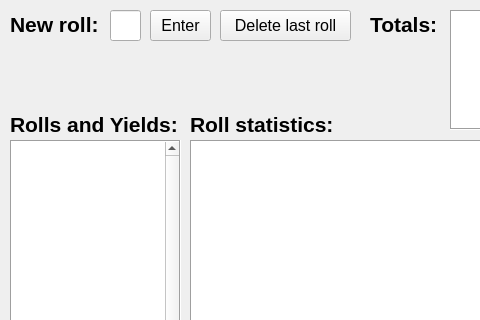
This is ui/mainwindow.ui in dr-asbestos/catan-dice-tracker as Qt 5 draws it before an edit; both pictures show x 0 to 480 and y 0 to 320 of the 1205 by 505 pixel window. The edited form follows.
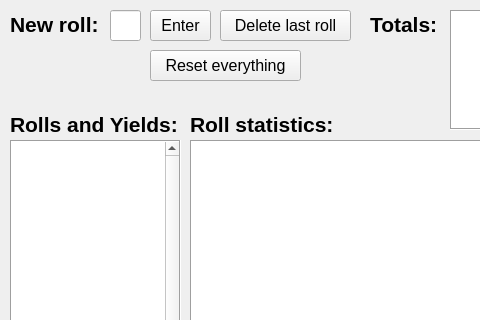
This is the edited form.

Commit message: reset button

```diff
--- a/ui/mainwindow.ui
+++ b/ui/mainwindow.ui
@@ -325,6 +325,24 @@
      <bool>true</bool>
     </attribute>
    </widget>
+   <widget class="QPushButton" name="buttonReset">
+    <property name="geometry">
+     <rect>
+      <x>150</x>
+      <y>50</y>
+      <width>151</width>
+      <height>31</height>
+     </rect>
+    </property>
+    <property name="font">
+     <font>
+      <pointsize>12</pointsize>
+     </font>
+    </property>
+    <property name="text">
+     <string notr="true">Reset everything</string>
+    </property>
+   </widget>
   </widget>
  </widget>
  <resources/>
```
The commit also changes 1 other file.
